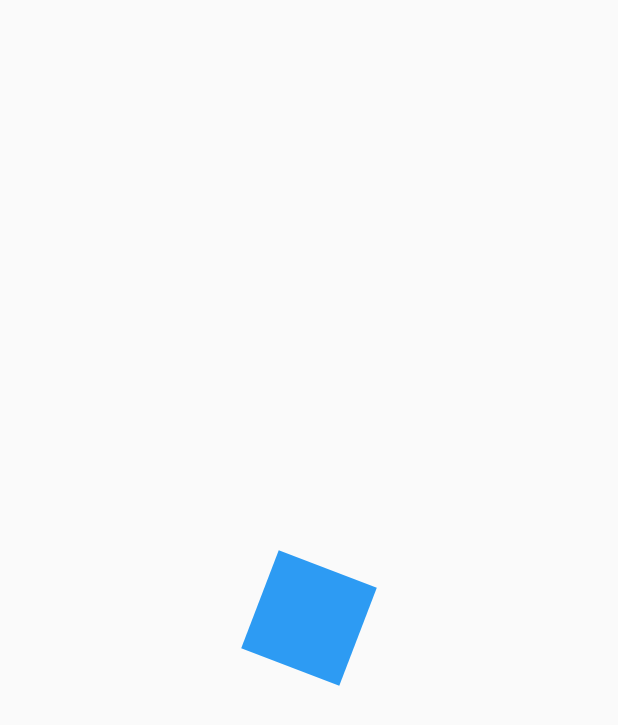
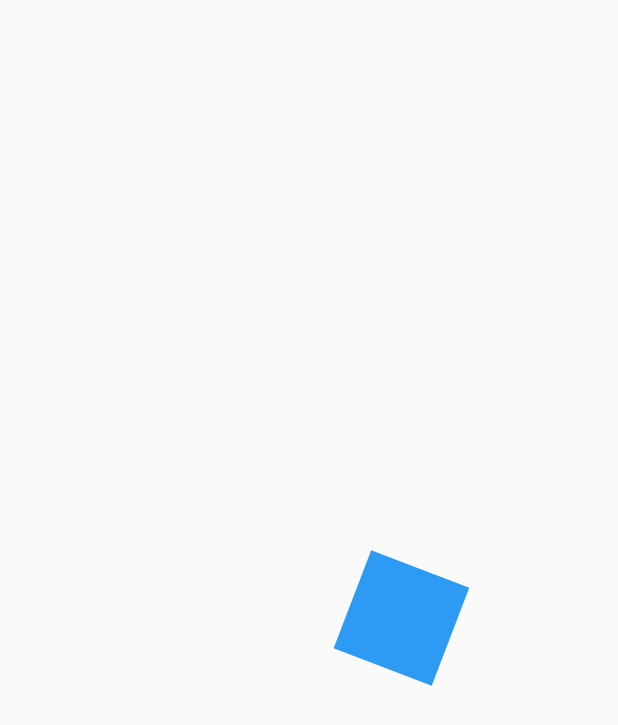
Before and after one commit to FKSAxell/animaciones_personalizadas, a Flutter app: the first screen one second after launch, on a phone screen of 412 x 824 dp. Shown: the top 725 px of the screen. Run offline on Flutter 3.47's test engine with Material 2 defaults, Android fonts, the light colour scheme and no system bars.

Commit message:
Movimiento animado

```diff
--- a/lib/src/pages/animaciones_page.dart
+++ b/lib/src/pages/animaciones_page.dart
@@ -21,6 +21,7 @@ class _CuadradoAnimadoState extends State<CuadradoAnimado>
   AnimationController controller;
   Animation<double> rotacion;
   Animation<double> opacidad;
+  Animation<double> moverDerecha;
 
   @override
   void initState() {
@@ -40,6 +41,13 @@ class _CuadradoAnimadoState extends State<CuadradoAnimado>
       end: 1.0
     ).animate(
       CurvedAnimation(parent: controller, curve: Interval(0, 0.25, curve: Curves.easeOut))
+    );
+
+    moverDerecha = Tween(
+      begin:0.0 ,
+      end: 200.0
+    ).animate(
+      CurvedAnimation(parent: controller, curve: Curves.easeOut)
     );
 
     controller.addListener(() {
@@ -77,12 +85,15 @@ class _CuadradoAnimadoState extends State<CuadradoAnimado>
       child: _Rectangulo(),
       builder: (BuildContext context, Widget childRectangulo) {
         // print(rotacion.value);
-        return Transform.rotate(
-          angle: rotacion.value,
-          child: Opacity(
-            opacity: opacidad.value,
-            child: childRectangulo,
-          )
+        return Transform.translate(
+          offset: Offset(moverDerecha.value,0),
+          child: Transform.rotate(
+            angle: rotacion.value,
+            child: Opacity(
+              opacity: opacidad.value,
+              child: childRectangulo,
+            )
+          ),
         );
       },
     );
```
